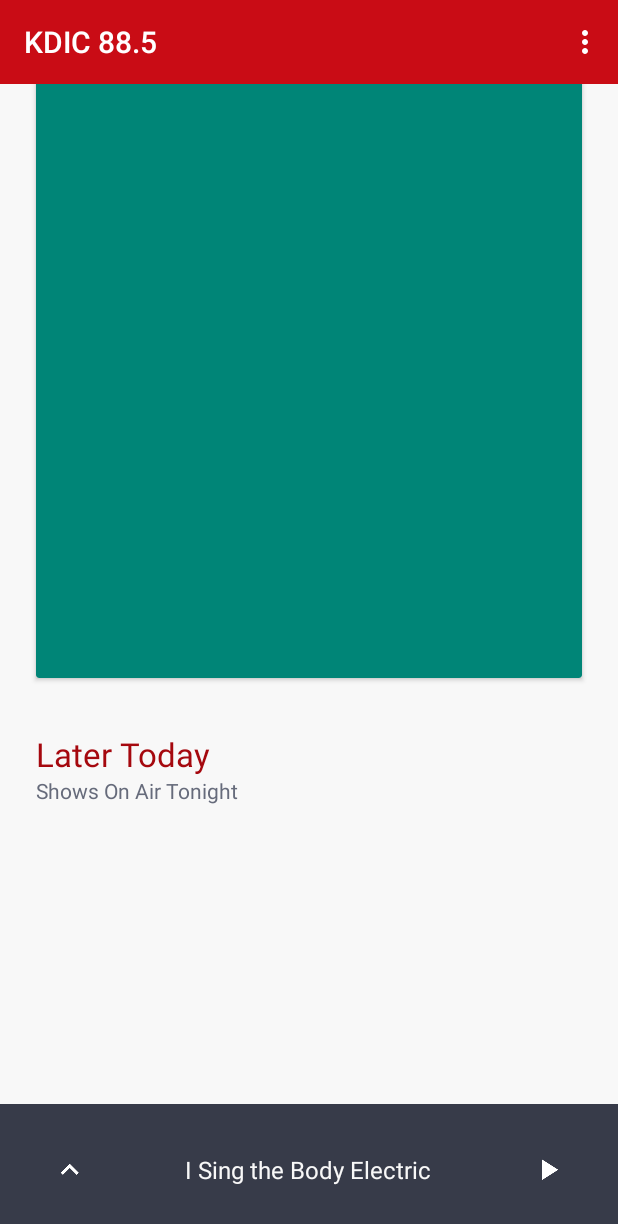
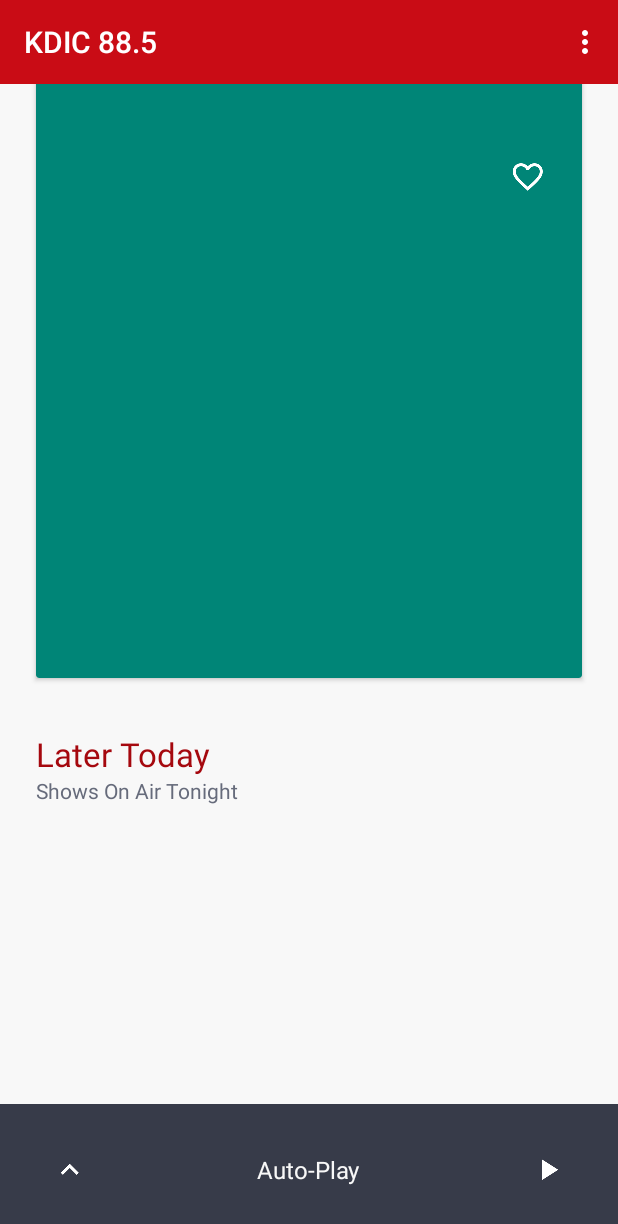
Before and after one commit to GrinnellAppDev/KDIC-Radio-Android, an Android app: the screen it shows after launch (MainActivity), scrolled down 952 dp, on a phone screen of 412 x 824 dp. Shown: the top 1224 px of the screen. Run offline under Robolectric (Android 15) with nearby library versions, the phone set to English and light mode, and no system bars; libraries missing offline, so code that uses them is left out: com.squareup.okhttp; 4 statements that could not run were skipped.

Commit message:
Favorites added

```diff
--- a/app/src/main/java/edu/grinnell/kdic/Constants.java
+++ b/app/src/main/java/edu/grinnell/kdic/Constants.java
@@ -4,11 +4,17 @@ public abstract class Constants {
     public static final String STREAM_URL = "http://";
     public static final String SCHEDULE_URL = "http://kdic.grinnell.edu/scheduleScript.php";
 
+    public static final String SHARED_PREFS = "shared_prefs";
+    public static final String FIRST_RUN = "first_run";
+
+
     // for parsing JSON
     public static final String DAYS = "days";
     public static final String TIMES = "times";
     public static final String DATA = "data";
 
+    public static final String[] DAYS_OF_WEEK = {"Monday", "Tuesday", "Wednesday", "Thursday",
+            "Friday", "Saturday", "Sunday"};
 
 
 }
--- a/app/src/main/java/edu/grinnell/kdic/GetSchedule.java
+++ b/app/src/main/java/edu/grinnell/kdic/GetSchedule.java
@@ -3,6 +3,7 @@ package edu.grinnell.kdic;
 import android.content.Context;
 import android.os.AsyncTask;
 import android.util.Log;
+import android.widget.Toast;
 
 import com.squareup.okhttp.OkHttpClient;
 import com.squareup.okhttp.Request;
@@ -61,8 +62,10 @@ public class GetSchedule extends AsyncTask<Void, Void, Boolean> {
         if (success) {
             listener.onScheduleParsed();
             Log.i(TAG, "Schedule successfully parsed.");
+            Toast.makeText(context, "Schedule updated", Toast.LENGTH_LONG).show();
         } else {
             // failure messege
+            Toast.makeText(context, "Failed to Update Schedule", Toast.LENGTH_LONG).show();
         }
         super.onPostExecute(success);
     }
--- a/app/src/main/java/edu/grinnell/kdic/MainActivity.java
+++ b/app/src/main/java/edu/grinnell/kdic/MainActivity.java
@@ -1,5 +1,6 @@
 package edu.grinnell.kdic;
 
+import android.content.SharedPreferences;
 import android.os.Build;
 import android.os.Bundle;
 import android.support.v7.app.AppCompatActivity;
@@ -18,8 +19,12 @@ public class MainActivity extends AppCompatActivity implements OnScheduleParsed
             getSupportActionBar().setElevation(0);
         }
 
-        GetSchedule getSchedule = new GetSchedule(MainActivity.this, MainActivity.this);
-        getSchedule.execute();
+        SharedPreferences sharedPreferences = getSharedPreferences(Constants.SHARED_PREFS, 0);
+        if (sharedPreferences.getBoolean(Constants.FIRST_RUN, true)) {
+            GetSchedule getSchedule = new GetSchedule(MainActivity.this, MainActivity.this);
+            getSchedule.execute();
+            sharedPreferences.edit().putBoolean(Constants.FIRST_RUN, false).apply();
+        }
     }
 
 
@@ -38,7 +43,9 @@ public class MainActivity extends AppCompatActivity implements OnScheduleParsed
         int id = item.getItemId();
 
         //noinspection SimplifiableIfStatement
-        if (id == R.id.action_settings) {
+        if (id == R.id.update_schedule) {
+            GetSchedule getSchedule = new GetSchedule(MainActivity.this, MainActivity.this);
+            getSchedule.execute();
             return true;
         }
 
--- a/app/src/main/java/edu/grinnell/kdic/Schedule.java
+++ b/app/src/main/java/edu/grinnell/kdic/Schedule.java
@@ -10,28 +10,28 @@ import org.json.JSONArray;
 import org.json.JSONException;
 import org.json.JSONObject;
 
-import java.util.HashMap;
+import java.util.ArrayList;
 
 public class Schedule {
-    private Context context;
     private ScheduleDbHelper dbHelper;
     private SQLiteDatabase db;
 
     public static final String TEXT_TYPE = " TEXT";
+    public static final String TINYINT_TYPE = " TINYINT";
     public static final String COMMA_SEP = ",";
     public static final String SQL_CREATE_ENTRIES =
             "CREATE TABLE " + Entry.TABLE_NAME + " (" +
                     Entry._ID + " INTEGER PRIMARY KEY AUTOINCREMENT," +
                     Entry.COLUMN_DAY + TEXT_TYPE + COMMA_SEP +
                     Entry.COLUMN_TIME + TEXT_TYPE + COMMA_SEP +
-                    Entry.COLUMN_SHOW_TITLE + TEXT_TYPE +
+                    Entry.COLUMN_SHOW_TITLE + TEXT_TYPE + COMMA_SEP +
+                    Entry.COLUMN_FAVORITE + TINYINT_TYPE + " DEFAULT 0" +
                     " )";
 
     public static final String SQL_DELETE_ENTRIES =
             "DROP TABLE IF EXISTS " + Entry.TABLE_NAME;
 
     public Schedule(Context context) {
-        this.context = context;
         dbHelper = new ScheduleDbHelper(context);
         db = dbHelper.getWritableDatabase();
     }
@@ -43,10 +43,10 @@ public class Schedule {
     /* Inner class that defines the table contents */
     public static abstract class Entry implements BaseColumns {
         public static final String TABLE_NAME = "schedule";
-        public static final String COLUMN_ENTRY_ID = "id";
         public static final String COLUMN_DAY = "day";
         public static final String COLUMN_TIME = "time";
         public static final String COLUMN_SHOW_TITLE = "show_title";
+        public static final String COLUMN_FAVORITE = "favorite";
     }
 
     // CRUD Operations
@@ -58,7 +58,7 @@ public class Schedule {
      * @param time
      * @return String showName or null if it is not found.
      */
-    public String getShowName(String day, String time) {
+    public Show getShow(String day, String time) {
         // which columns to see for query
         String[] projection = {Entry.COLUMN_SHOW_TITLE};
         String selection = Entry.COLUMN_DAY + "='" + day + "' AND " +
@@ -68,18 +68,19 @@ public class Schedule {
                 Entry.TABLE_NAME,  // The table to query
                 projection,                               // The columns to return
                 selection,                                // The columns for the WHERE clause
-                null,                            // The values for the WHERE clause
+                null,                                     // The values for the WHERE clause
                 null,                                     // don't group the rows
                 null,                                     // don't filter by row groups
                 null                                      // The sort order
         );
-        String title = null;
+        Show show = null;
         if (!c.isAfterLast()) { // check if anything was found
             c.moveToFirst();
-            title = c.getString(c.getColumnIndex(Entry.COLUMN_SHOW_TITLE));
+            String title = c.getString(c.getColumnIndex(Entry.COLUMN_SHOW_TITLE));
+            show = new Show(title, time);
         }
         c.close();
-        return title;
+        return show;
     }
 
     /**
@@ -88,8 +89,8 @@ public class Schedule {
      * @param day
      * @return HashMap of String time -> String showName.
      */
-    public HashMap<String, String> getShowName(String day) {
-        HashMap<String, String> map = new HashMap<>();
+    public ArrayList<Show> getShow(String day) {
+        ArrayList<Show> ret = new ArrayList<>();
 
         // which columns to see for query
         String[] projection = {Entry.COLUMN_TIME, Entry.COLUMN_SHOW_TITLE};
@@ -102,7 +103,7 @@ public class Schedule {
                 null,                                     // The values for the WHERE clause
                 null,                                     // don't group the rows
                 null,                                     // don't filter by row groups
-                Entry._ID + " DESC"                                 // The sort order
+                Entry._ID                                 // The sort order
         );
 
         c.moveToFirst();
@@ -110,12 +111,12 @@ public class Schedule {
         while (!c.isAfterLast()) {
             String title = c.getString(c.getColumnIndex(Entry.COLUMN_SHOW_TITLE));
             String time = c.getString(c.getColumnIndex(Entry.COLUMN_TIME));
-            map.put(time, title);
+            ret.add(new Show(title, time));
             c.moveToNext();
         }
 
         c.close();
-        return map;
+        return ret;
     }
 
     public void updateSchedule(String json) throws JSONException {
@@ -145,4 +146,30 @@ public class Schedule {
             }
         }
     }
+
+    public void setFavorite(String title) {
+        String sql = "UPDATE " + Entry.TABLE_NAME + " SET " + Entry.COLUMN_FAVORITE +
+                "=1 WHERE " + Entry.COLUMN_SHOW_TITLE + "='" + title + "'";
+        db.execSQL(sql);
+    }
+
+    public void removeFavorite(String title) {
+        String sql = "UPDATE " + Entry.TABLE_NAME + " SET " + Entry.COLUMN_FAVORITE +
+                "=0 WHERE " + Entry.COLUMN_SHOW_TITLE + "='" + title + "'";
+        db.execSQL(sql);
+    }
+
+    public boolean isFavorite(String title) {
+        String sql = "SELECT " + Entry.COLUMN_FAVORITE + " FROM " + Entry.TABLE_NAME +
+                " WHERE " + Entry.COLUMN_SHOW_TITLE +
+                "='" + title + "'";
+        Cursor cu = db.rawQuery(sql, null);
+
+        if (!cu.isAfterLast()) {
+            cu.moveToFirst();
+            return 1 == cu.getInt(cu.getColumnIndex(Entry.COLUMN_FAVORITE));
+        }
+        cu.close();
+        return false;
+    }
 }
--- a/app/src/main/java/edu/grinnell/kdic/ScheduleDbHelper.java
+++ b/app/src/main/java/edu/grinnell/kdic/ScheduleDbHelper.java
@@ -5,7 +5,7 @@ import android.database.sqlite.SQLiteDatabase;
 import android.database.sqlite.SQLiteOpenHelper;
 
 class ScheduleDbHelper extends SQLiteOpenHelper {
-    public static final int DATABASE_VERSION = 3;
+    public static final int DATABASE_VERSION = 4;
     public static final String DATABASE_NAME = "Schedule.db";
 
     public ScheduleDbHelper(Context context) {
--- a/app/src/main/java/edu/grinnell/kdic/ScheduleFragment.java
+++ b/app/src/main/java/edu/grinnell/kdic/ScheduleFragment.java
@@ -7,22 +7,25 @@ import android.support.v7.widget.RecyclerView;
 import android.view.LayoutInflater;
 import android.view.View;
 import android.view.ViewGroup;
+import android.widget.TextView;
 import android.widget.Toast;
 
 import java.text.ParseException;
 import java.text.SimpleDateFormat;
 import java.util.ArrayList;
 import java.util.Date;
-import java.util.HashMap;
 
 import static edu.grinnell.kdic.ScheduleRecyclerViewAdapter.CARD;
+import static edu.grinnell.kdic.ScheduleRecyclerViewAdapter.DAY_SCHEDULE;
 import static edu.grinnell.kdic.ScheduleRecyclerViewAdapter.SECTION_HEADER;
 
 public class ScheduleFragment extends Fragment {
 
-    private RecyclerView mRecyclerView;
     private ScheduleRecyclerViewAdapter mAdapter;
     private ArrayList<ScheduleRecyclerItem> mContent;
+    private TextView showNameTextView;
+
+    private Show showOnAir;
 
     @Override
     public View onCreateView(LayoutInflater inflater, ViewGroup container,
@@ -32,7 +35,7 @@ public class ScheduleFragment extends Fragment {
         View view = inflater.inflate(R.layout.fragment_schedule, container, false);
 
         // initialize the RecyclerView
-        mRecyclerView = (RecyclerView) view.findViewById(R.id.rv_schedule);
+        RecyclerView recyclerView = (RecyclerView) view.findViewById(R.id.rv_schedule);
         GridLayoutManager layoutManager = new GridLayoutManager(getActivity(), 3);
         layoutManager.setSpanSizeLookup(new GridLayoutManager.SpanSizeLookup() {
             @Override
@@ -40,20 +43,25 @@ public class ScheduleFragment extends Fragment {
                 return 3;
             }
         });
-        mRecyclerView.setLayoutManager(layoutManager);
-        mAdapter = new ScheduleRecyclerViewAdapter();
-        mRecyclerView.setAdapter(mAdapter);
+        recyclerView.setLayoutManager(layoutManager);
+        mAdapter = new ScheduleRecyclerViewAdapter(getActivity());
+        recyclerView.setAdapter(mAdapter);
+
+        // link textview
+        showNameTextView = (TextView) view.findViewById(R.id.tv_show_name);
 
 
         return view;
     }
 
     @Override
-    public void onStart() {
-        super.onStart();
+    public void onResume() {
+        super.onResume();
 
         getContent();
         mAdapter.addContent(mContent);
+
+        showNameTextView.setText(showOnAir == null ? "Auto-Play" : showOnAir.getTitle());
     }
 
     private void getContent() {
@@ -73,10 +81,10 @@ public class ScheduleFragment extends Fragment {
         // add on air header
         mContent.add(new ScheduleRecyclerItem(SECTION_HEADER, "On Air", "Listen Now"));
 
-        String onAir = schedule.getShowName(todayDayOfWeek, new SimpleDateFormat("h:00 a").format(today));
+        showOnAir = schedule.getShow(todayDayOfWeek, new SimpleDateFormat("h:00 a").format(today));
 
-        if (onAir != null)
-            mContent.add(new ScheduleRecyclerItem(CARD, onAir, "Listen now!"));
+        if (showOnAir != null)
+            mContent.add(showOnAir);
         else
             mContent.add(new ScheduleRecyclerItem(CARD, "Auto-Play", "There's no show playing."));
 
@@ -85,14 +93,15 @@ public class ScheduleFragment extends Fragment {
 
         // get today's shows
 
-        HashMap<String, String> showsToday = schedule.getShowName(todayDayOfWeek);
+        ArrayList<Show> showsToday = schedule.getShow(todayDayOfWeek);
 
         try {
             Date todayTime = timeFormat.parse(timeFormat.format(today));
-            for (String s : showsToday.keySet()) {
-                Date d = timeFormat.parse(s);
+            for (int i = 0; i < showsToday.size(); i++) {
+                Show show = showsToday.get(i);
+                Date d = timeFormat.parse(show.getTime());
                 if (d.after(todayTime)) {
-                    mContent.add(new ScheduleRecyclerItem(CARD, showsToday.get(s), "Today at " + s));
+                    mContent.add(show);
                 }
             }
         } catch (ParseException e) {
@@ -100,6 +109,13 @@ public class ScheduleFragment extends Fragment {
             Toast.makeText(getActivity(), "There was an error parsing the date.", Toast.LENGTH_SHORT).show();
         }
 
+        // add days header
+        mContent.add(new ScheduleRecyclerItem(SECTION_HEADER, "Full Schedule", "All Shows for Days of the Week"));
+
+        for (int i = 0; i < 7; i++) {
+            mContent.add(new ScheduleRecyclerItem(DAY_SCHEDULE, Constants.DAYS_OF_WEEK[i] + " >", ""));
+        }
+
         schedule.close();
     }
 
--- a/app/src/main/java/edu/grinnell/kdic/ScheduleRecyclerViewAdapter.java
+++ b/app/src/main/java/edu/grinnell/kdic/ScheduleRecyclerViewAdapter.java
@@ -1,22 +1,36 @@
 package edu.grinnell.kdic;
 
+import android.content.Context;
 import android.support.v7.widget.CardView;
 import android.support.v7.widget.RecyclerView;
+import android.util.Log;
 import android.view.LayoutInflater;
 import android.view.View;
 import android.view.ViewGroup;
+import android.widget.ImageView;
 import android.widget.TextView;
+import android.widget.Toast;
 
 import java.util.ArrayList;
 
 
 public class ScheduleRecyclerViewAdapter extends RecyclerView.Adapter<ScheduleRecyclerViewAdapter.ViewHolder> {
 
+    private static final String TAG = ScheduleRecyclerViewAdapter.class.getSimpleName();
+    private Context mContext;
+    private Schedule mSchedule;
+
     // define view types
     public static final int SECTION_HEADER = 0;
     public static final int CARD = 1;
+    public static final int DAY_SCHEDULE = 2;
 
     private ArrayList<ScheduleRecyclerItem> mContent;
+
+    public ScheduleRecyclerViewAdapter(Context context) {
+        mContext = context;
+        mSchedule = new Schedule(context);
+    }
 
     public void addContent(ArrayList<ScheduleRecyclerItem> content) {
         mContent = content;
@@ -32,6 +46,7 @@ public class ScheduleRecyclerViewAdapter extends RecyclerView.Adapter<ScheduleRe
                 v = inflater.inflate(R.layout.rv_item_header, parent, false);
                 break;
             case CARD:
+            case DAY_SCHEDULE:
                 v = inflater.inflate(R.layout.rv_item_card, parent, false);
                 break;
             default:
@@ -43,12 +58,38 @@ public class ScheduleRecyclerViewAdapter extends RecyclerView.Adapter<ScheduleRe
 
     @Override
     public void onBindViewHolder(ViewHolder holder, int position) {
-        ScheduleRecyclerItem item = mContent.get(position);
+        final ScheduleRecyclerItem item = mContent.get(position);
         holder.title.setText(item.getS1());
         holder.subtitle.setText(item.getS2());
 
-        if(item.getViewType() == CARD) {
+        if (item.getViewType() == CARD) {
+            if (mSchedule.isFavorite(item.getS1()))
+                holder.favorite.setImageResource(R.drawable.ic_favorite_white_24dp);
+            else
+                holder.favorite.setImageResource(R.drawable.ic_favorite_border_white_24dp);
+            holder.favorite.setOnClickListener(new View.OnClickListener() {
+                @Override
+                public void onClick(View v) {
+                    if (mSchedule.isFavorite(item.getS1())) {
+                        mSchedule.removeFavorite(item.getS1());
+                        Log.d(TAG, "Removed from Favorites");
+                    } else {
+                        mSchedule.setFavorite(item.getS1());
+                        Log.d(TAG, "Added to Favorites");
+                    }
+                    notifyDataSetChanged();
+                }
+            });
             // holder.cardView.setCardBackgroundColor();
+        } else if (item.getViewType() == DAY_SCHEDULE) {
+            holder.subtitle.setVisibility(View.GONE);
+            holder.favorite.setVisibility(View.GONE);
+            holder.cardView.setOnClickListener(new View.OnClickListener() {
+                @Override
+                public void onClick(View v) {
+
+                }
+            });
         }
     }
 
@@ -67,13 +108,15 @@ public class ScheduleRecyclerViewAdapter extends RecyclerView.Adapter<ScheduleRe
         CardView cardView;
         TextView title;
         TextView subtitle;
+        ImageView favorite;
 
         public ViewHolder(View itemView, int viewType) {
             super(itemView);
             title = (TextView) itemView.findViewById(R.id.tv_title);
             subtitle = (TextView) itemView.findViewById(R.id.tv_subtitle);
-            if (viewType == CARD) {
+            if (viewType == CARD || viewType == DAY_SCHEDULE) {
                 cardView = (CardView) itemView.findViewById(R.id.card_view_item);
+                favorite = (ImageView) itemView.findViewById(R.id.iv_favorite);
             }
         }
     }
--- a/app/src/main/res/layout/rv_item_card.xml
+++ b/app/src/main/res/layout/rv_item_card.xml
@@ -7,6 +7,8 @@
     android:layout_marginBottom="12dp"
     android:layout_marginLeft="24dp"
     android:layout_marginRight="24dp"
+    android:clickable="true"
+    android:foreground="?attr/selectableItemBackground"
     app:cardBackgroundColor="@color/material_deep_teal_500">
 
     <RelativeLayout
@@ -18,7 +20,6 @@
             android:id="@+id/tv_title"
             android:layout_width="wrap_content"
             android:layout_height="wrap_content"
-            android:layout_marginTop="16dp"
             android:text="I Sing the Body Electric"
             android:textColor="@color/white"
             android:textSize="18sp"
@@ -29,9 +30,19 @@
             android:layout_width="wrap_content"
             android:layout_height="wrap_content"
             android:layout_below="@id/tv_title"
-            android:layout_marginTop="8dp"
             android:text="Monday 8am - 9pm"
             android:textColor="@color/white" />
+
+        <ImageView
+            android:id="@+id/iv_favorite"
+            android:layout_width="wrap_content"
+            android:layout_height="wrap_content"
+            android:layout_alignParentRight="true"
+            android:layout_centerVertical="true"
+            android:background="?attr/selectableItemBackgroundBorderless"
+            android:clickable="true"
+            android:src="@drawable/ic_favorite_border_white_24dp"
+            android:padding="8dp"/>
     </RelativeLayout>
 
 </android.support.v7.widget.CardView>
--- a/app/src/main/res/menu/menu_main.xml
+++ b/app/src/main/res/menu/menu_main.xml
@@ -1,6 +1,10 @@
 <menu xmlns:android="http://schemas.android.com/apk/res/android"
     xmlns:app="http://schemas.android.com/apk/res-auto"
-    xmlns:tools="http://schemas.android.com/tools" tools:context=".MainActivity">
-    <item android:id="@+id/action_settings" android:title="@string/action_settings"
-        android:orderInCategory="100" app:showAsAction="never" />
+    xmlns:tools="http://schemas.android.com/tools"
+    tools:context=".MainActivity">
+    <item
+        android:id="@+id/update_schedule"
+        android:orderInCategory="1"
+        android:title="Update Schedule"
+        app:showAsAction="never" />
 </menu>
```
Also changed, not shown: app/src/main/java/edu/grinnell/kdic/Show.java (added, +17 -0 lines).
